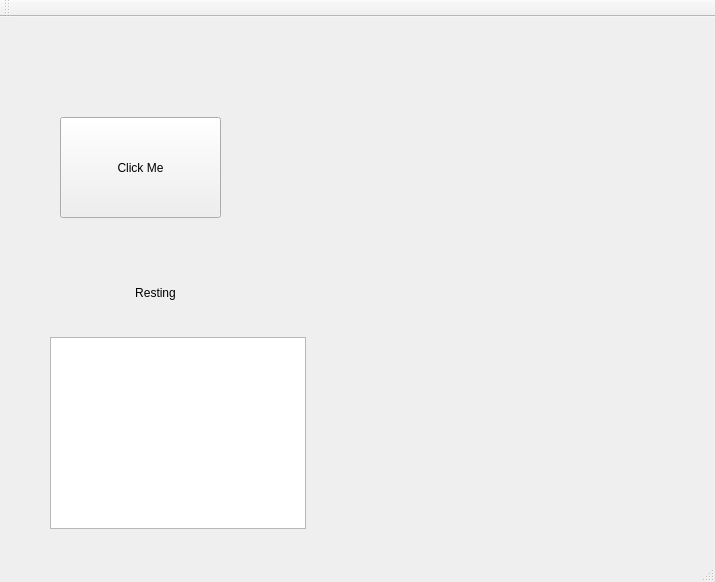
Old version of the form QtDataGenerator/QtDataGenerator/qtdatagenerator.ui in the repository pardalhan/Exjobb.
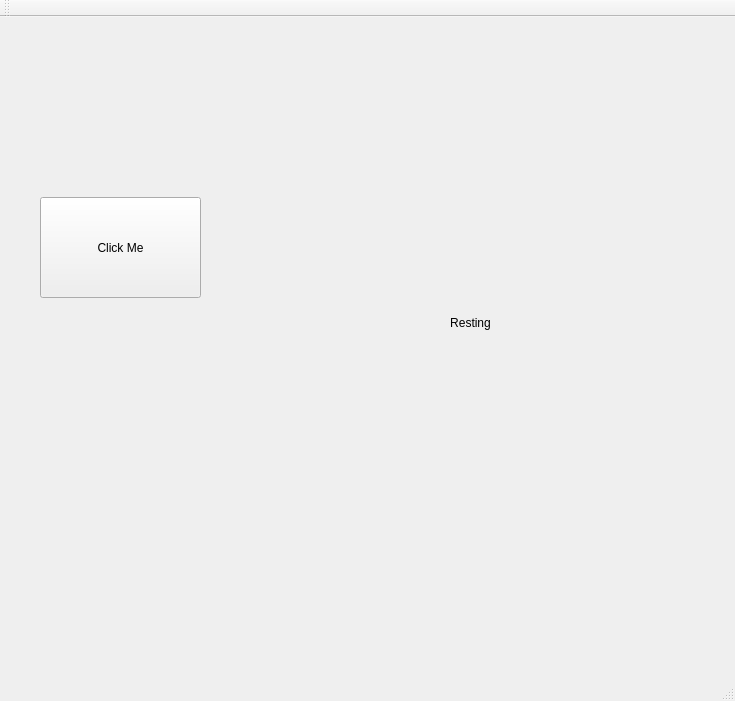
New version of the form. Custom widgets are drawn as their Qt base class.

The edit to the form file:
```diff
--- a/QtDataGenerator/QtDataGenerator/qtdatagenerator.ui
+++ b/QtDataGenerator/QtDataGenerator/qtdatagenerator.ui
@@ -6,8 +6,8 @@
    <rect>
     <x>0</x>
     <y>0</y>
-    <width>715</width>
-    <height>582</height>
+    <width>735</width>
+    <height>701</height>
    </rect>
   </property>
   <property name="windowTitle">
@@ -17,8 +17,8 @@
    <widget class="QPushButton" name="btn_1">
     <property name="geometry">
      <rect>
-      <x>60</x>
-      <y>100</y>
+      <x>40</x>
+      <y>180</y>
       <width>161</width>
       <height>101</height>
      </rect>
@@ -30,12 +30,15 @@
    <widget class="QLabel" name="lbl_1">
     <property name="geometry">
      <rect>
-      <x>70</x>
-      <y>230</y>
-      <width>171</width>
-      <height>91</height>
+      <x>270</x>
+      <y>100</y>
+      <width>401</width>
+      <height>411</height>
      </rect>
     </property>
+    <property name="layoutDirection">
+     <enum>Qt::LeftToRight</enum>
+    </property>
     <property name="text">
      <string>Resting</string>
     </property>
@@ -43,26 +46,6 @@
      <set>Qt::AlignCenter</set>
     </property>
    </widget>
-   <widget class="CVImageWidget" name="imageWidget" native="true">
-    <property name="geometry">
-     <rect>
-      <x>380</x>
-      <y>20</y>
-      <width>261</width>
-      <height>251</height>
-     </rect>
-    </property>
-   </widget>
-   <widget class="QGraphicsView" name="pictureBox">
-    <property name="geometry">
-     <rect>
-      <x>50</x>
-      <y>320</y>
-      <width>256</width>
-      <height>192</height>
-     </rect>
-    </property>
-   </widget>
   </widget>
   <widget class="QMenuBar" name="menuBar">
    <property name="geometry">
@@ -85,14 +68,6 @@
   <widget class="QStatusBar" name="statusBar"/>
  </widget>
  <layoutdefault spacing="6" margin="11"/>
- <customwidgets>
-  <customwidget>
-   <class>CVImageWidget</class>
-   <extends>QWidget</extends>
-   <header>cvimagewidget.h</header>
-   <container>1</container>
-  </customwidget>
- </customwidgets>
  <resources>
   <include location="qtdatagenerator.qrc"/>
  </resources>
```
Left out of the diff: 2 changed lines with no effect on the pictures.
